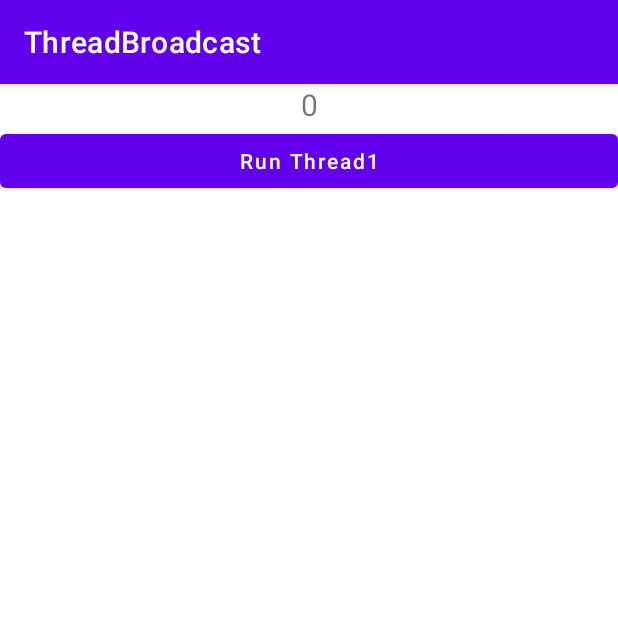
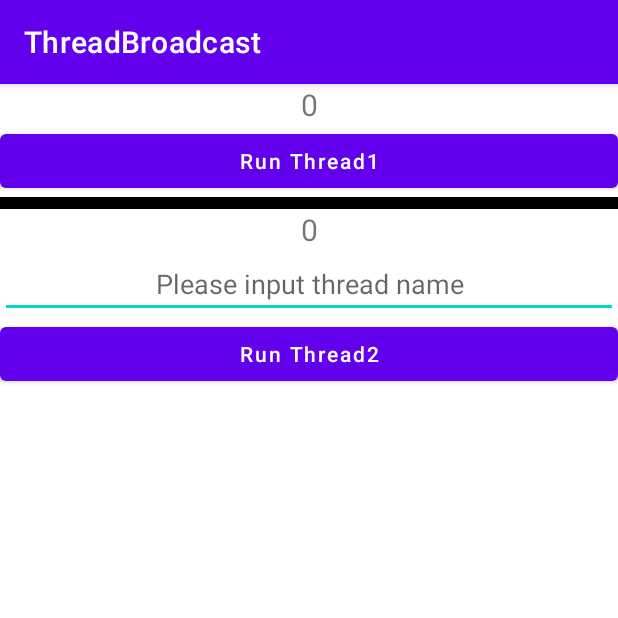
Before and after one commit to suhunlin/ThreadBroadcast, an Android app: the screen it shows after launch (MainActivity), on a phone screen of 412 x 824 dp, the top half of it. Run offline under Robolectric (Android 15) with nearby library versions, the phone set to English and light mode, and no system bars.

Commit message:
1.Add RunAddCounter class extends Thread 2.When user press button,get thread name from EditText and create runAddCounter to start thread 3.Add UIHandler to send Thread data show result to TextView

```diff
--- a/app/src/main/res/layout/activity_main.xml
+++ b/app/src/main/res/layout/activity_main.xml
@@ -23,4 +23,33 @@
         android:textAllCaps="false"
         android:onClick="showThread1Result"
         />
+    <View
+        android:layout_width="match_parent"
+        android:layout_height="8dp"
+        android:background="@color/black"
+        />
+    <TextView
+        android:id="@+id/outputResult2"
+        android:layout_width="match_parent"
+        android:layout_height="wrap_content"
+        android:text="0"
+        android:textSize="20sp"
+        android:textAllCaps="false"
+        android:gravity="center_horizontal"
+        />
+    <EditText
+        android:id="@+id/threadName"
+        android:layout_width="match_parent"
+        android:layout_height="wrap_content"
+        android:hint="Please input thread name"
+        android:textSize="18sp"
+        android:gravity="center_horizontal"
+        />
+    <Button
+        android:layout_width="match_parent"
+        android:layout_height="wrap_content"
+        android:text="Run Thread2"
+        android:textAllCaps="false"
+        android:onClick="showThread1Result2"
+        />
 </LinearLayout>
```
Also changed, not shown: app/src/main/java/com/suhun/threadbroadcast/MainActivity.java (+58 -1 lines).
